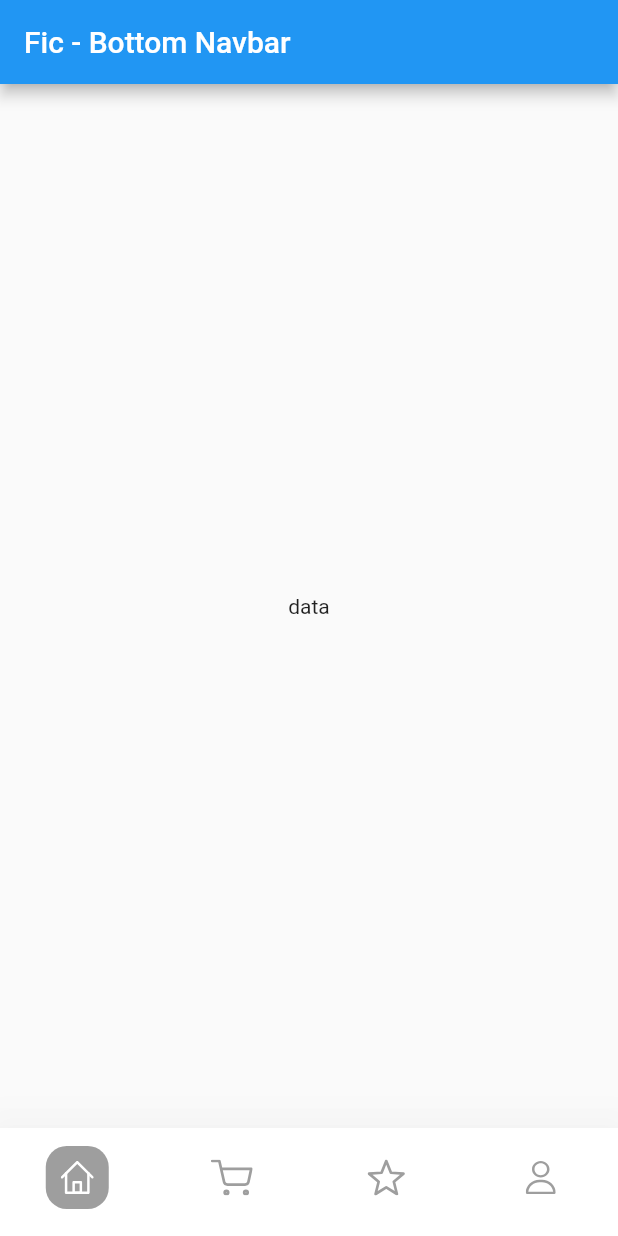
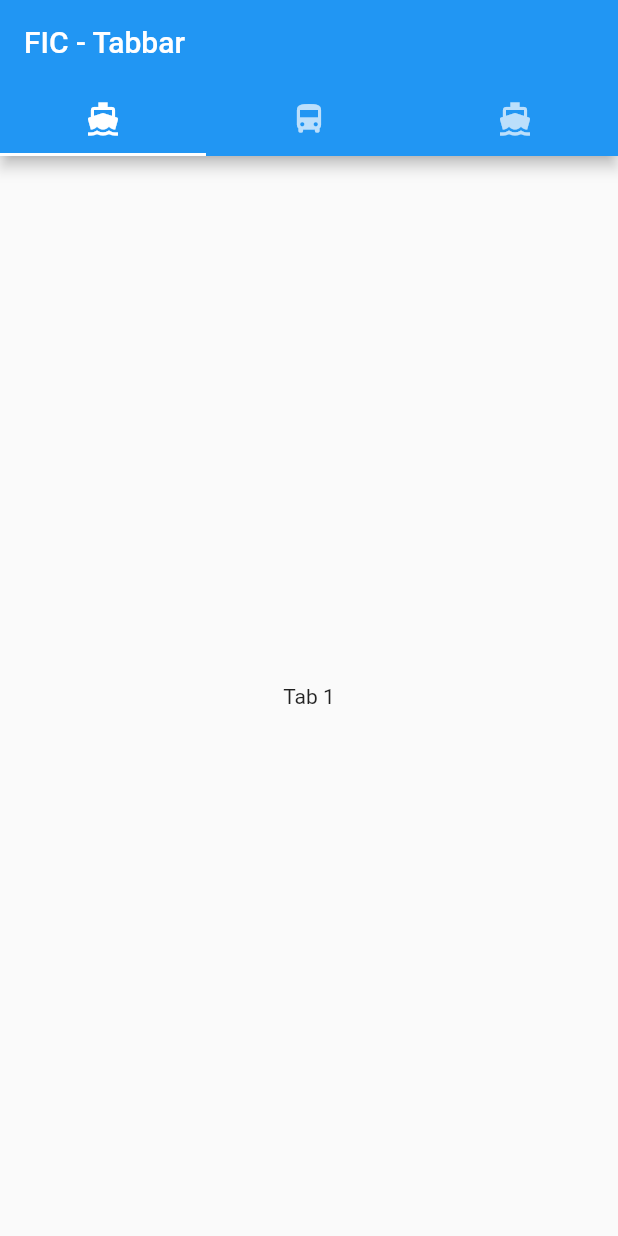
Before and after one commit to zainalsalamun/fic_flutter_basic, a Flutter app: the screen it shows after launch, on a phone screen of 412 x 824 dp. Run offline on Flutter 3.47's test engine with Material 2 defaults, Android fonts, the phone set to English and light mode, and no system bars; our stand-ins replace flutter_svg.

Commit message:
add Navigation pop, navigation psuh, silver widget, tabbar widget

```diff
--- a/lib/main.dart
+++ b/lib/main.dart
@@ -1,5 +1,10 @@
 import 'package:fic_flutter_basic/screen/dashboard_furniture.dart';
 import 'package:fic_flutter_basic/widget_lesson/navigation/bottom_navbar.dart';
+import 'package:fic_flutter_basic/widget_lesson/navigation/drawer_widget.dart';
+import 'package:fic_flutter_basic/widget_lesson/navigation/navigation_pop.dart';
+import 'package:fic_flutter_basic/widget_lesson/navigation/navigation_push.dart';
+import 'package:fic_flutter_basic/widget_lesson/navigation/silver_widget.dart';
+import 'package:fic_flutter_basic/widget_lesson/navigation/tabbar_widget.dart';
 import 'package:fic_flutter_basic/widget_lesson/stateful_sample/stateless_stateful_widget.dart';
 import 'package:flutter/material.dart';
 
@@ -18,7 +23,7 @@ class MyApp extends StatelessWidget {
       theme: ThemeData(
         primarySwatch: Colors.blue,
       ),
-      home: const BottomNavbarWidget(),
+      home: const TabbarWidget(),
     );
   }
 }
--- /dev/null
+++ b/lib/widget_lesson/navigation/tabbar_widget.dart
@@ -0,0 +1,66 @@
+import 'package:flutter/cupertino.dart';
+import 'package:flutter/material.dart';
+import 'package:flutter/src/widgets/framework.dart';
+import 'package:flutter/src/widgets/placeholder.dart';
+
+class TabbarWidget extends StatefulWidget {
+  const TabbarWidget({super.key});
+
+  @override
+  State<TabbarWidget> createState() => _TabbarWidgetState();
+}
+
+class _TabbarWidgetState extends State<TabbarWidget>
+    with SingleTickerProviderStateMixin {
+  late TabController _tabController;
+
+  @override
+  void initState() {
+    super.initState();
+    _tabController = TabController(length: 3, vsync: this);
+    _tabController.addListener(() {});
+  }
+
+  @override
+  void dispose() {
+    _tabController.dispose();
+    super.dispose();
+  }
+
+  @override
+  Widget build(BuildContext context) {
+    return Scaffold(
+      appBar: AppBar(
+        title: const Text('FIC - Tabbar'),
+        bottom: TabBar(
+          controller: _tabController,
+          tabs: const [
+            Tab(
+              icon: Icon(Icons.directions_boat),
+            ),
+            Tab(
+              icon: Icon(Icons.directions_bus),
+            ),
+            Tab(
+              icon: Icon(Icons.directions_ferry),
+            ),
+          ],
+        ),
+      ),
+      body: TabBarView(
+        controller: _tabController,
+        children: const [
+          Center(
+            child: Text('Tab 1'),
+          ),
+          Center(
+            child: Text('Tab 2'),
+          ),
+          Center(
+            child: Text('Tab 3'),
+          )
+        ],
+      ),
+    );
+  }
+}
```
Also changed, not shown: lib/widget_lesson/navigation/navigation_pop.dart (added, +34 -0 lines), lib/widget_lesson/navigation/navigation_push.dart (added, +36 -0 lines), lib/widget_lesson/navigation/silver_widget.dart (added, +53 -0 lines).
